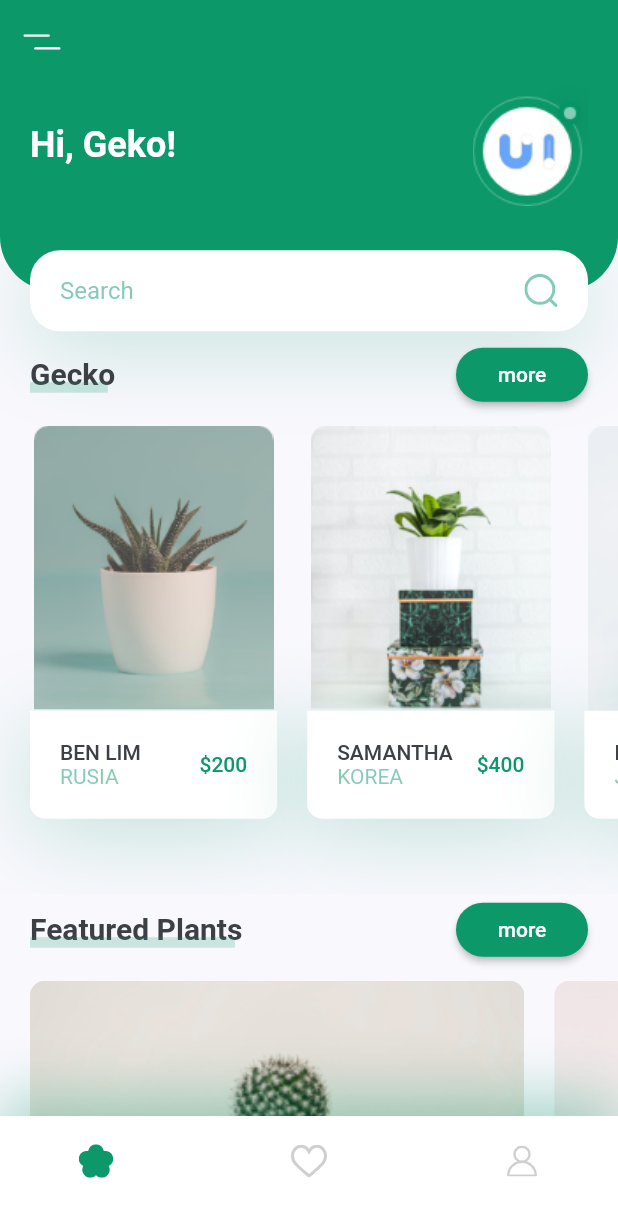
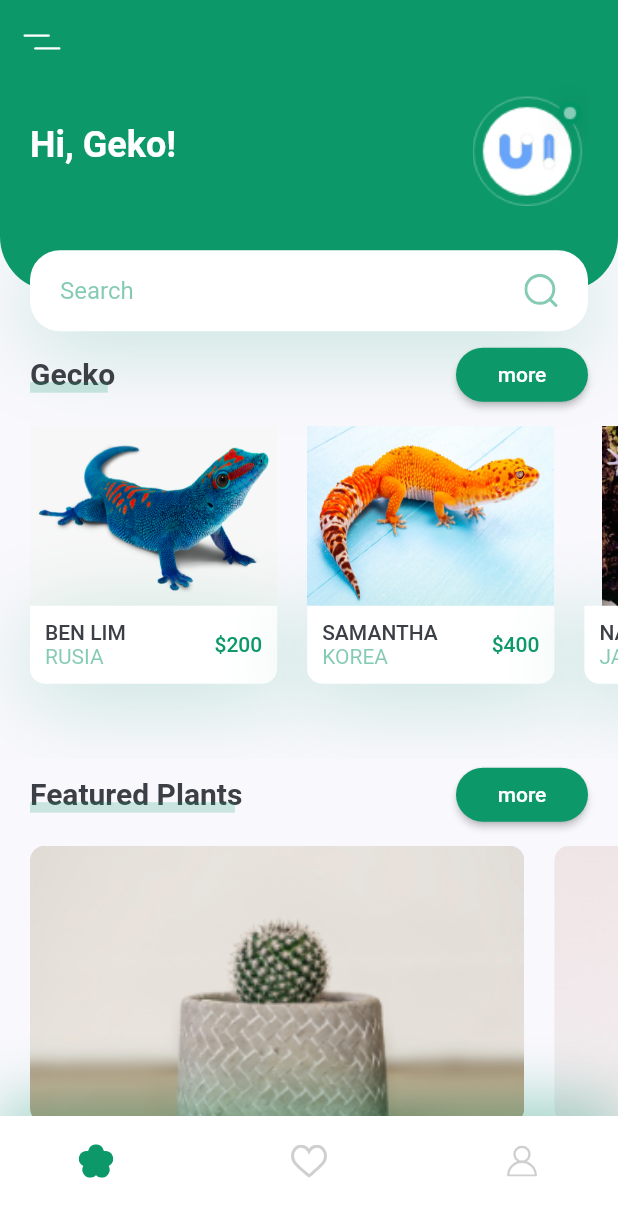
Before and after one commit to lim6112j/flutter-ui-best-practice, a Flutter app: the screen it shows after launch, on a phone screen of 412 x 824 dp. Shown: the top 1217 px of the screen. Run offline on Flutter 3.47's test engine with Material 2 defaults, Android fonts, the phone set to English and light mode, and no system bars; our stand-ins replace flutter_svg.

Commit message:
overflow pixel error rsolve, img added

```diff
--- a/lib/components/recommend_plant_card.dart
+++ b/lib/components/recommend_plant_card.dart
@@ -24,11 +24,11 @@ class RecommendPlantCard extends StatelessWidget {
       width: size.width * 0.4,
       child: Column(
         children: <Widget>[
-          Image.asset(image),
+          Image.asset(image, height: 120,  fit: BoxFit.fill),
           GestureDetector(
             onTap: press,
             child: Container(
-              padding: EdgeInsets.all(kDefaultPadding),
+              padding: EdgeInsets.all(kDefaultPadding/2),
               decoration: BoxDecoration(
                 color: Colors.white,
                 borderRadius: BorderRadius.only(bottomLeft: Radius.circular(10), bottomRight: Radius.circular(10)),
--- a/lib/components/recommend_plants.dart
+++ b/lib/components/recommend_plants.dart
@@ -1,5 +1,6 @@
 import 'package:flutter/material.dart';
 import 'package:plant_app/components/recommend_plant_card.dart';
+import 'package:plant_app/constants.dart';
 import 'package:plant_app/screens/details/details_screen.dart';
 class RecommendPlants extends StatelessWidget {
   const RecommendPlants({
@@ -22,7 +23,7 @@ class RecommendPlants extends StatelessWidget {
               );
             },
             country: 'rusia',
-            image: 'assets/images/image_1.png',
+            image: 'assets/images/blue.png',
             price: 200,
             title: "ben lim"
           ),
@@ -36,7 +37,7 @@ class RecommendPlants extends StatelessWidget {
               );
             },
             country: 'korea',
-            image: 'assets/images/image_2.png',
+            image: 'assets/images/orange.jpeg',
             price: 400,
             title: "samantha"
           ),
@@ -50,7 +51,7 @@ class RecommendPlants extends StatelessWidget {
               );
             },
             country: 'Japan',
-            image: 'assets/images/image_3.png',
+            image: 'assets/images/yelllow.jpeg',
             price: 800,
             title: "nakamura"
           ),
```
Also changed, not shown: assets/images/blue-finger.jpeg (added), assets/images/blue.png (added), assets/images/leomon_frost.jpeg (added), assets/images/orange.jpeg (added), assets/images/yelllow.jpeg (added).
